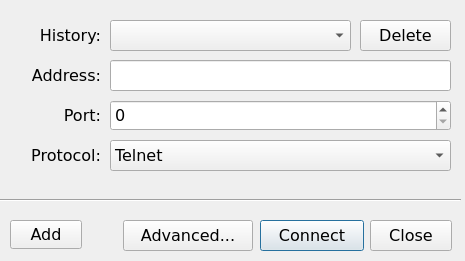
Above: src/ui/quickdialog.ui from adaptee/qterm-hack before the change. Below: the same form after it.
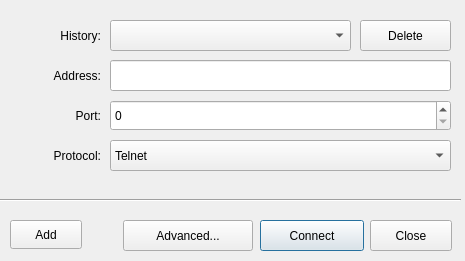
That is the form after the change.

Commit message: Do not specify the fonts in the UI file.

What changed in the file:
```diff
--- a/src/ui/quickdialog.ui
+++ b/src/ui/quickdialog.ui
@@ -16,12 +16,6 @@
     <height>150</height>
    </size>
   </property>
-  <property name="font">
-   <font>
-    <family>DejaVu Sans</family>
-    <pointsize>12</pointsize>
-   </font>
-  </property>
   <property name="windowTitle">
    <string>Quick Login</string>
   </property>
@@ -34,12 +28,6 @@
      <height>31</height>
     </rect>
    </property>
-   <property name="font">
-    <font>
-     <family>DejaVu Sans</family>
-     <pointsize>12</pointsize>
-    </font>
-   </property>
    <property name="frameShape">
     <enum>QFrame::NoFrame</enum>
    </property>
@@ -65,12 +53,6 @@
      <height>31</height>
     </rect>
    </property>
-   <property name="font">
-    <font>
-     <family>DejaVu Sans</family>
-     <pointsize>12</pointsize>
-    </font>
-   </property>
    <property name="text">
     <string>Address:</string>
    </property>
@@ -123,12 +105,6 @@
      <height>31</height>
     </rect>
    </property>
-   <property name="font">
-    <font>
-     <family>DejaVu Sans</family>
-     <pointsize>12</pointsize>
-    </font>
-   </property>
    <property name="text">
     <string>Connect</string>
    </property>
@@ -142,12 +118,6 @@
      <height>31</height>
     </rect>
    </property>
-   <property name="font">
-    <font>
-     <family>DejaVu Sans</family>
-     <pointsize>12</pointsize>
-    </font>
-   </property>
    <property name="text">
     <string>Close</string>
    </property>
@@ -161,12 +131,6 @@
      <height>31</height>
     </rect>
    </property>
-   <property name="font">
-    <font>
-     <family>DejaVu Sans</family>
-     <pointsize>12</pointsize>
-    </font>
-   </property>
    <property name="text">
     <string>Advanced...</string>
    </property>
@@ -180,12 +144,6 @@
      <height>31</height>
     </rect>
    </property>
-   <property name="font">
-    <font>
-     <family>DejaVu Sans</family>
-     <pointsize>12</pointsize>
-    </font>
-   </property>
    <property name="text">
     <string>Delete</string>
    </property>
@@ -199,12 +157,6 @@
      <height>29</height>
     </rect>
    </property>
-   <property name="font">
-    <font>
-     <family>DejaVu Sans</family>
-     <pointsize>12</pointsize>
-    </font>
-   </property>
    <property name="text">
     <string>Add</string>
    </property>
@@ -218,12 +170,6 @@
      <height>31</height>
     </rect>
    </property>
-   <property name="font">
-    <font>
-     <family>DejaVu Sans</family>
-     <pointsize>12</pointsize>
-    </font>
-   </property>
    <property name="text">
     <string>Port:</string>
    </property>
@@ -243,12 +189,6 @@
      <height>31</height>
     </rect>
    </property>
-   <property name="font">
-    <font>
-     <family>DejaVu Sans</family>
-     <pointsize>12</pointsize>
-    </font>
-   </property>
    <property name="text">
     <string>Protocol:</string>
    </property>
```
The commit also changes 1 other file.
